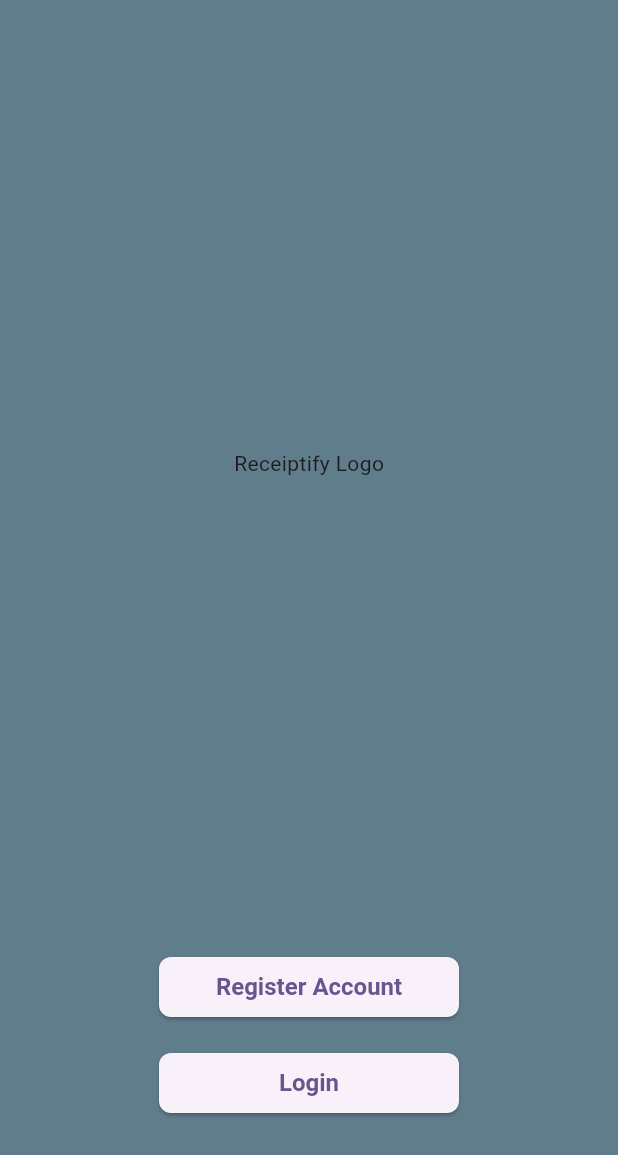
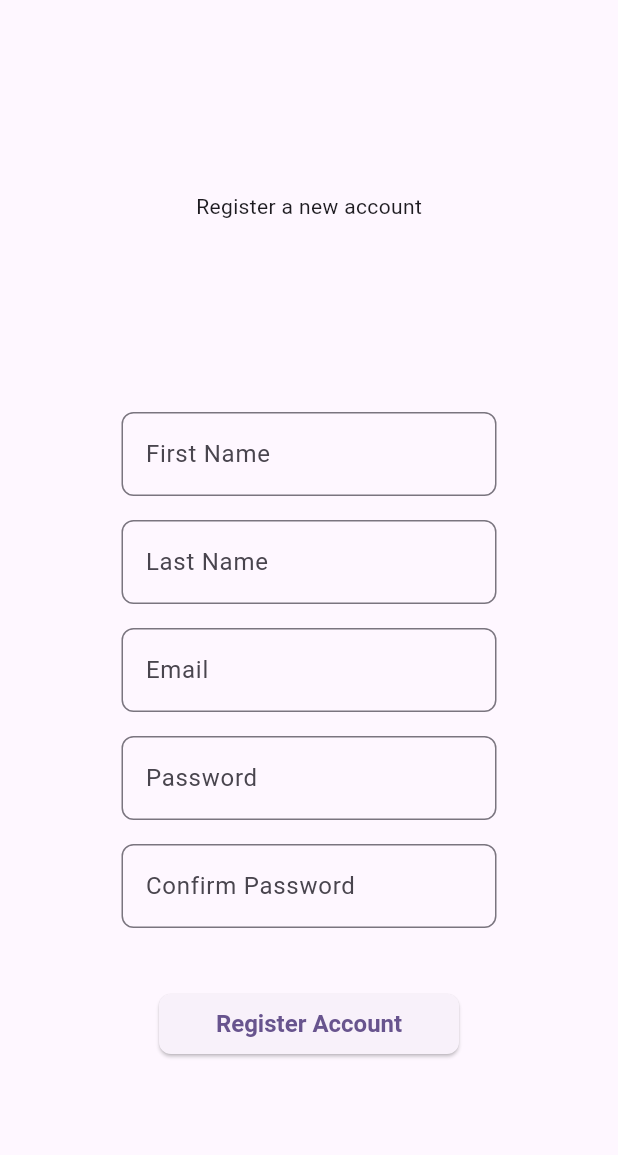
Before and after one commit to PrunesLand/receiptify, a Flutter app: the screen it shows after launch, after a tap on "Register Account", on a phone screen of 412 x 824 dp. Shown: the top 1155 px of the screen. Run offline on Flutter 3.47's test engine with Material 3 defaults, Android fonts, the phone set to English and light mode, and no system bars; our stand-ins replace camera, flutter_bloc, freezed_annotation, get_it, go_router, image_picker; missing offline and left inert: google_mlkit_text_recognition.

Commit message:
feat: add registration screen with custom text fields and validation

```diff
--- a/lib/features/Onboarding/Domain/LoginUserModel.dart
+++ b/lib/features/Onboarding/Domain/LoginUserModel.dart
@@ -0,0 +1,11 @@
+import 'package:freezed_annotation/freezed_annotation.dart';
+
+part 'LoginUserModel.freezed.dart';
+
+@freezed
+class LoginUserModel with _$LoginUserModel {
+  const factory LoginUserModel({
+    @Default('') String email,
+    @Default('') String password,
+  }) = _LoginUserModel;
+}
--- a/lib/features/Onboarding/presentation/HeroScreen.dart
+++ b/lib/features/Onboarding/presentation/HeroScreen.dart
@@ -30,7 +30,9 @@ class HeroScreen extends StatelessWidget {
                         ),
                         fixedSize: Size.fromWidth(200),
                       ),
-                      onPressed: () {},
+                      onPressed: () {
+                        GoRouter.of(context).go('/register');
+                      },
                       child: Text("Register Account"),
                     ),
                     SizedBox(height: 16.0),
--- /dev/null
+++ b/lib/features/Onboarding/presentation/RegisterScreen.dart
@@ -0,0 +1,90 @@
+import 'package:flutter/material.dart';
+import 'package:receipt_app/features/Onboarding/presentation/Widgets/CustomTextField.dart';
+
+class RegisterScreen extends StatefulWidget {
+  const RegisterScreen({super.key});
+
+  @override
+  State<RegisterScreen> createState() => _RegisterScreenState();
+}
+
+class _RegisterScreenState extends State<RegisterScreen> {
+  final _formKey = GlobalKey<FormState>();
+
+  @override
+  Widget build(BuildContext context) {
+    return SafeArea(
+      top: false,
+      child: Scaffold(
+        body: Column(
+          children: [
+            Flexible(
+              flex: 3,
+              child: Center(child: Text('Register a new account')),
+            ),
+            Flexible(
+              flex: 6,
+              child: Form(
+                key: _formKey,
+                child: SingleChildScrollView(
+                  padding: const EdgeInsets.symmetric(horizontal: 16.0),
+                  child: Column(
+                    children: [
+                      CustomTextField(
+                        labelText: 'First Name',
+                        inputType: TextInputType.visiblePassword,
+                      ),
+                      SizedBox(height: 16),
+                      CustomTextField(
+                        labelText: 'Last Name',
+                        inputType: TextInputType.visiblePassword,
+                      ),
+                      SizedBox(height: 16),
+                      CustomTextField(
+                        labelText: 'Email',
+                        inputType: TextInputType.emailAddress,
+                        regexPattern: RegExp(r'^[^@]+@[^@]+\.[^@]+'),
+                      ),
+                      SizedBox(height: 16),
+                      CustomTextField(
+                        labelText: 'Password',
+                        inputType: TextInputType.visiblePassword,
+                      ),
+                      SizedBox(height: 16),
+                      CustomTextField(
+                        labelText: 'Confirm Password',
+                        inputType: TextInputType.visiblePassword,
+                      ),
+                      SizedBox(height: 40),
+                      ElevatedButton(
+                        style: ElevatedButton.styleFrom(
+                          shape: RoundedRectangleBorder(
+                            borderRadius: BorderRadius.circular(8.0),
+                          ),
+                          textStyle: const TextStyle(
+                            fontSize: 16.0,
+                            fontWeight: FontWeight.bold,
+                          ),
+                          fixedSize: Size.fromWidth(200),
+                        ),
+                        onPressed: () {
+                          if (_formKey.currentState?.validate() ?? false) {
+                            FocusScope.of(context).unfocus();
+                            ScaffoldMessenger.of(context).showSnackBar(
+                              SnackBar(content: Text('Registering account...')),
+                            );
+                          }
+                        },
+                        child: Text("Register Account"),
+                      ),
+                    ],
+                  ),
+                ),
+              ),
+            ),
+          ],
+        ),
+      ),
+    );
+  }
+}
--- /dev/null
+++ b/lib/features/Onboarding/presentation/Widgets/CustomTextField.dart
@@ -0,0 +1,39 @@
+import 'package:flutter/material.dart';
+
+class CustomTextField extends StatelessWidget {
+  final String labelText;
+  final TextInputType inputType;
+  final RegExp? regexPattern;
+  const CustomTextField({
+    super.key,
+    required this.labelText,
+    required this.inputType,
+    this.regexPattern,
+  });
+
+  @override
+  Widget build(BuildContext context) {
+    return SizedBox(
+      width: 250,
+      child: TextFormField(
+        decoration: InputDecoration(
+          labelText: labelText,
+          border: OutlineInputBorder(borderRadius: BorderRadius.circular(8.0)),
+        ),
+        keyboardType: inputType,
+        validator: (value) {
+          if (value == null || value.isEmpty) {
+            return 'Please enter your $labelText';
+          }
+          if (regexPattern != null) {
+            final emailRegex = regexPattern;
+            if (!emailRegex!.hasMatch(value)) {
+              return 'Please enter a valid $labelText';
+            }
+          }
+          return null;
+        },
+      ),
+    );
+  }
+}
--- /dev/null
+++ b/lib/features/Onboarding/presentation/Widgets/index.dart
@@ -0,0 +1 @@
+export 'CustomTextField.dart';
--- a/lib/features/Onboarding/presentation/index.dart
+++ b/lib/features/Onboarding/presentation/index.dart
@@ -1,2 +1,4 @@
 export 'HeroScreen.dart';
 export 'LoginScreen.dart';
+export 'RegisterScreen.dart';
+export 'Widgets/CustomTextField.dart';
--- a/lib/main.dart
+++ b/lib/main.dart
@@ -2,6 +2,7 @@ import 'package:flutter/material.dart';
 import 'package:flutter_bloc/flutter_bloc.dart';
 import 'package:go_router/go_router.dart';
 import 'package:receipt_app/features/Home/Index.dart';
+import 'package:receipt_app/features/Onboarding/presentation/RegisterScreen.dart';
 
 import 'core/service_locator.dart';
 import 'features/CameraOCR/presentation/CameraScreen.dart';
@@ -45,6 +46,12 @@ final GoRouter router = GoRouter(
         return const LoginScreen();
       },
     ),
+    GoRoute(
+      path: '/register',
+      builder: (BuildContext context, GoRouterState state) {
+        return const RegisterScreen();
+      },
+    ),
   ],
 );
 
```
Also changed, not shown: lib/features/Onboarding/Application/Login/login_bloc.dart (added, +18 -0 lines), lib/features/Onboarding/Application/Login/login_event.dart (added, +11 -0 lines), lib/features/Onboarding/Application/Login/login_state.dart (added, +12 -0 lines), lib/features/Onboarding/Domain/RegisterUserModel.dart (+15 -0 lines), lib/features/Onboarding/presentation/LoginScreen.dart (+12 -1 lines), lib/features/Onboarding/Application/Login/login_event.freezed.dart (added), lib/features/Onboarding/Application/Login/login_state.freezed.dart (added), lib/features/Onboarding/Domain/LoginUserModel.freezed.dart (added), lib/features/Onboarding/Domain/RegisterUserModel.freezed.dart (added).
